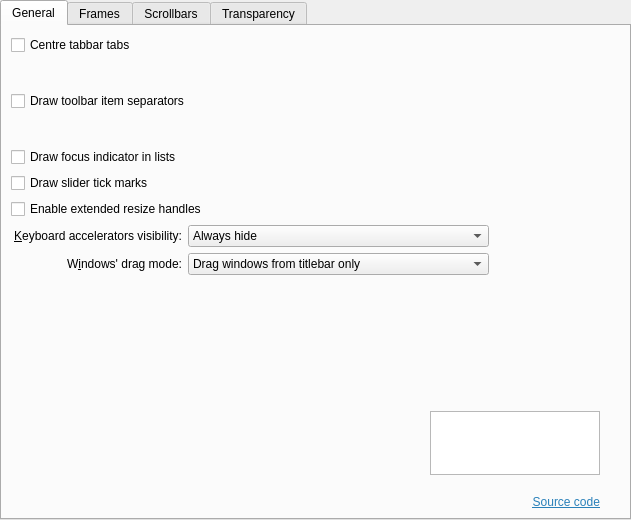
Qt form kstyle/config/ui/breezestyleconfig.ui (KDE/breeze) before a commit.
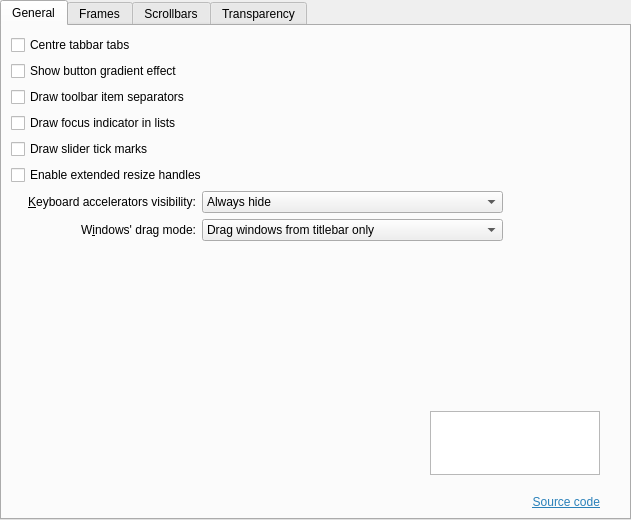
The same form after that commit. Icons and pictures are not drawn.

Commit message:
add option to disable/enable the button gradient effect
Gradients are now deleted in Breeze at https://invent.kde.org/plasma/breeze/-/merge_requests/220
(but make them configurable here)

What changed in the file:
```diff
--- a/kstyle/config/ui/breezestyleconfig.ui
+++ b/kstyle/config/ui/breezestyleconfig.ui
@@ -39,144 +39,7 @@
        <string>General</string>
       </attribute>
       <layout class="QGridLayout" name="gridLayout">
-       <item row="0" column="0" colspan="2">
-        <widget class="QCheckBox" name="_tabBarDrawCenteredTabs">
-         <property name="text">
-          <string>Centre tabbar tabs</string>
-         </property>
-        </widget>
-       </item>
-       <item row="7" column="0" colspan="2">
-        <widget class="QLabel" name="_mnemonicsLabel">
-         <property name="text">
-          <string>&amp;Keyboard accelerators visibility:</string>
-         </property>
-         <property name="alignment">
-          <set>Qt::AlignRight|Qt::AlignTrailing|Qt::AlignVCenter</set>
-         </property>
-         <property name="buddy">
-          <cstring>_mnemonicsMode</cstring>
-         </property>
-        </widget>
-       </item>
-       <item row="9" column="0" rowspan="3" colspan="3">
-        <spacer name="verticalSpacer">
-         <property name="orientation">
-          <enum>Qt::Vertical</enum>
-         </property>
-         <property name="sizeHint" stdset="0">
-          <size>
-           <width>20</width>
-           <height>60</height>
-          </size>
-         </property>
-        </spacer>
-       </item>
-       <item row="7" column="2" colspan="3">
-        <widget class="QComboBox" name="_mnemonicsMode">
-         <item>
-          <property name="text">
-           <string>Always hide</string>
-          </property>
-         </item>
-         <item>
-          <property name="text">
-           <string>Show when Alt key is pressed</string>
-          </property>
-         </item>
-         <item>
-          <property name="text">
-           <string>Always show</string>
-          </property>
-         </item>
-        </widget>
-       </item>
-       <item row="7" column="5">
-        <spacer name="horizontalSpacer_2">
-         <property name="orientation">
-          <enum>Qt::Horizontal</enum>
-         </property>
-         <property name="sizeHint" stdset="0">
-          <size>
-           <width>100</width>
-           <height>20</height>
-          </size>
-         </property>
-        </spacer>
-       </item>
-       <item row="8" column="2" colspan="3">
-        <widget class="QComboBox" name="_windowDragMode">
-         <property name="sizePolicy">
-          <sizepolicy hsizetype="Preferred" vsizetype="Fixed">
-           <horstretch>0</horstretch>
-           <verstretch>0</verstretch>
-          </sizepolicy>
-         </property>
-         <item>
-          <property name="text">
-           <string>Drag windows from titlebar only</string>
-          </property>
-         </item>
-         <item>
-          <property name="text">
-           <string>Drag windows from titlebar, menubar and toolbars</string>
-          </property>
-         </item>
-         <item>
-          <property name="text">
-           <string>Drag windows from all empty areas</string>
-          </property>
-         </item>
-        </widget>
-       </item>
-       <item row="8" column="0" colspan="2">
-        <widget class="QLabel" name="_windowDragLabel">
-         <property name="sizePolicy">
-          <sizepolicy hsizetype="Preferred" vsizetype="Preferred">
-           <horstretch>0</horstretch>
-           <verstretch>0</verstretch>
-          </sizepolicy>
-         </property>
-         <property name="text">
-          <string>W&amp;indows' drag mode:</string>
-         </property>
-         <property name="alignment">
-          <set>Qt::AlignRight|Qt::AlignTrailing|Qt::AlignVCenter</set>
-         </property>
-         <property name="buddy">
-          <cstring>_windowDragMode</cstring>
-         </property>
-        </widget>
-       </item>
-       <item row="6" column="0" colspan="3">
-        <widget class="QCheckBox" name="_splitterProxyEnabled">
-         <property name="text">
-          <string>Enable extended resize handles</string>
-         </property>
-        </widget>
-       </item>
-       <item row="3" column="0" colspan="2">
-        <widget class="QCheckBox" name="_viewDrawFocusIndicator">
-         <property name="text">
-          <string>Draw focus indicator in lists</string>
-         </property>
-        </widget>
-       </item>
-       <item row="5" column="0" colspan="2">
-        <widget class="QCheckBox" name="_sliderDrawTickMarks">
-         <property name="text">
-          <string>Draw slider tick marks</string>
-         </property>
-        </widget>
-       </item>
-       <item row="1" column="0" rowspan="2" colspan="3">
-        <widget class="QCheckBox" name="_toolBarDrawItemSeparator">
-         <property name="text">
-          <string>Draw toolbar item separators</string>
-         </property>
-        </widget>
-       </item>
-       <item row="13" column="0" colspan="6">
+       <item row="25" column="0" colspan="6">
         <layout class="QGridLayout" name="gridLayout_4">
          <item row="1" column="2">
           <spacer name="horizontalSpacer_7">
@@ -282,6 +145,150 @@
          </item>
         </layout>
        </item>
+       <item row="0" column="0" colspan="2">
+        <widget class="QCheckBox" name="_tabBarDrawCenteredTabs">
+         <property name="text">
+          <string>Centre tabbar tabs</string>
+         </property>
+        </widget>
+       </item>
+       <item row="20" column="0" colspan="2">
+        <widget class="QLabel" name="_windowDragLabel">
+         <property name="sizePolicy">
+          <sizepolicy hsizetype="Preferred" vsizetype="Preferred">
+           <horstretch>0</horstretch>
+           <verstretch>0</verstretch>
+          </sizepolicy>
+         </property>
+         <property name="text">
+          <string>W&amp;indows' drag mode:</string>
+         </property>
+         <property name="alignment">
+          <set>Qt::AlignRight|Qt::AlignTrailing|Qt::AlignVCenter</set>
+         </property>
+         <property name="buddy">
+          <cstring>_windowDragMode</cstring>
+         </property>
+        </widget>
+       </item>
+       <item row="19" column="2" colspan="3">
+        <widget class="QComboBox" name="_mnemonicsMode">
+         <item>
+          <property name="text">
+           <string>Always hide</string>
+          </property>
+         </item>
+         <item>
+          <property name="text">
+           <string>Show when Alt key is pressed</string>
+          </property>
+         </item>
+         <item>
+          <property name="text">
+           <string>Always show</string>
+          </property>
+         </item>
+        </widget>
+       </item>
+       <item row="21" column="0" rowspan="3" colspan="3">
+        <spacer name="verticalSpacer">
+         <property name="orientation">
+          <enum>Qt::Vertical</enum>
+         </property>
+         <property name="sizeHint" stdset="0">
+          <size>
+           <width>20</width>
+           <height>60</height>
+          </size>
+         </property>
+        </spacer>
+       </item>
+       <item row="10" column="0">
+        <widget class="QCheckBox" name="_buttonGradient">
+         <property name="text">
+          <string>Show button gradient effect</string>
+         </property>
+        </widget>
+       </item>
+       <item row="17" column="0" colspan="2">
+        <widget class="QCheckBox" name="_sliderDrawTickMarks">
+         <property name="text">
+          <string>Draw slider tick marks</string>
+         </property>
+        </widget>
+       </item>
+       <item row="19" column="0" colspan="2">
+        <widget class="QLabel" name="_mnemonicsLabel">
+         <property name="text">
+          <string>&amp;Keyboard accelerators visibility:</string>
+         </property>
+         <property name="alignment">
+          <set>Qt::AlignRight|Qt::AlignTrailing|Qt::AlignVCenter</set>
+         </property>
+         <property name="buddy">
+          <cstring>_mnemonicsMode</cstring>
+         </property>
+        </widget>
+       </item>
+       <item row="15" column="0" colspan="2">
+        <widget class="QCheckBox" name="_viewDrawFocusIndicator">
+         <property name="text">
+          <string>Draw focus indicator in lists</string>
+         </property>
+        </widget>
+       </item>
+       <item row="20" column="2" colspan="3">
+        <widget class="QComboBox" name="_windowDragMode">
+         <property name="sizePolicy">
+          <sizepolicy hsizetype="Preferred" vsizetype="Fixed">
+           <horstretch>0</horstretch>
+           <verstretch>0</verstretch>
+          </sizepolicy>
+         </property>
+         <item>
+          <property name="text">
+           <string>Drag windows from titlebar only</string>
+          </property>
+         </item>
+         <item>
+          <property name="text">
+           <string>Drag windows from titlebar, menubar and toolbars</string>
+          </property>
+         </item>
+         <item>
+          <property name="text">
+           <string>Drag windows from all empty areas</string>
+          </property>
+         </item>
+        </widget>
+       </item>
+       <item row="18" column="0" colspan="3">
+        <widget class="QCheckBox" name="_splitterProxyEnabled">
+         <property name="text">
+          <string>Enable extended resize handles</string>
+         </property>
+        </widget>
+       </item>
+       <item row="19" column="5">
+        <spacer name="horizontalSpacer_2">
+         <property name="orientation">
+          <enum>Qt::Horizontal</enum>
+         </property>
+         <property name="sizeHint" stdset="0">
+          <size>
+           <width>100</width>
+           <height>20</height>
+          </size>
+         </property>
+        </spacer>
+       </item>
+       <item row="11" column="0">
+        <widget class="QCheckBox" name="_toolBarDrawItemSeparator">
+         <property name="text">
+          <string>Draw toolbar item separators</string>
+         </property>
+        </widget>
+       </item>
       </layout>
      </widget>
      <widget class="QWidget" name="tab_3">
```
Left out of the diff: 10 changed lines with no effect on the pictures. The commit also changes 3 other files.
